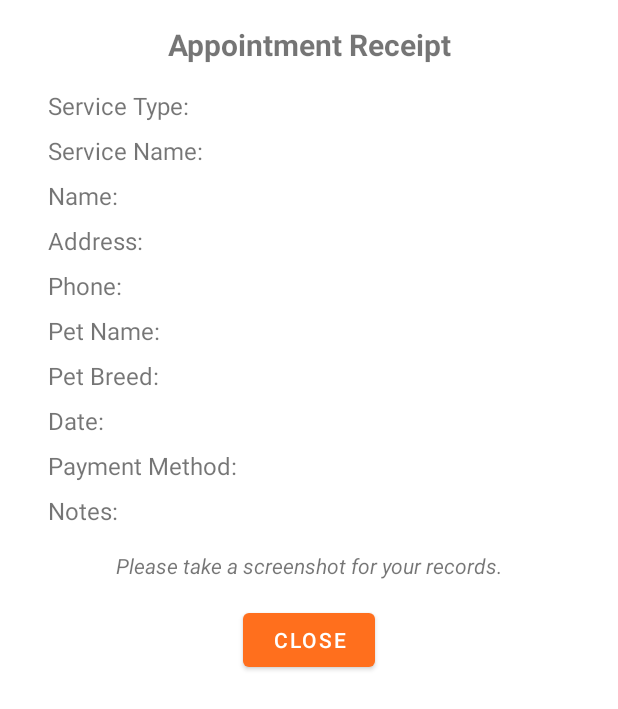
After one commit to MarkKheanViari/PetPal-E-commerce-Booking-Mobile-, an Android app: the layout layout_receipt_dialog.xml on its own in the app's theme, with its tools: preview values and no code run, on a phone screen of 412 x 824 dp. The commit adds this screen. Shown: the top 709 px of the screen. Run offline under Robolectric (Android 15) with nearby library versions, the phone set to English and light mode, and no system bars.

Commit message:
Date Validation and Receipt

```diff
--- /dev/null
+++ b/app/src/main/res/layout/layout_receipt_dialog.xml
@@ -0,0 +1,123 @@
+<?xml version="1.0" encoding="utf-8"?>
+<ScrollView xmlns:android="http://schemas.android.com/apk/res/android"
+    android:layout_width="match_parent"
+    android:layout_height="wrap_content"
+    android:fillViewport="true"
+    android:padding="0dp"
+    android:layout_marginStart="16dp"
+    android:layout_marginEnd="16dp">
+
+<LinearLayout
+android:layout_width="match_parent"
+android:layout_height="wrap_content"
+android:orientation="vertical"
+android:padding="16dp"
+android:background="@android:color/white"
+android:elevation="4dp">
+
+<TextView
+    android:layout_width="match_parent"
+    android:layout_height="wrap_content"
+    android:text="Appointment Receipt"
+    android:textSize="20sp"
+    android:textStyle="bold"
+    android:gravity="center"
+    android:paddingBottom="16dp"/>
+
+<TextView
+    android:id="@+id/tvReceiptServiceType"
+    android:layout_width="match_parent"
+    android:layout_height="wrap_content"
+    android:text="Service Type: "
+    android:textSize="16sp"
+    android:paddingBottom="8dp"/>
+
+<TextView
+    android:id="@+id/tvReceiptServiceName"
+    android:layout_width="match_parent"
+    android:layout_height="wrap_content"
+    android:text="Service Name: "
+    android:textSize="16sp"
+    android:paddingBottom="8dp"/>
+
+<TextView
+    android:id="@+id/tvReceiptName"
+    android:layout_width="match_parent"
+    android:layout_height="wrap_content"
+    android:text="Name: "
+    android:textSize="16sp"
+    android:paddingBottom="8dp"/>
+
+<TextView
+    android:id="@+id/tvReceiptAddress"
+    android:layout_width="match_parent"
+    android:layout_height="wrap_content"
+    android:text="Address: "
+    android:textSize="16sp"
+    android:paddingBottom="8dp"/>
+
+<TextView
+    android:id="@+id/tvReceiptPhone"
+    android:layout_width="match_parent"
+    android:layout_height="wrap_content"
+    android:text="Phone: "
+    android:textSize="16sp"
+    android:paddingBottom="8dp"/>
+
+<TextView
+    android:id="@+id/tvReceiptPetName"
+    android:layout_width="match_parent"
+    android:layout_height="wrap_content"
+    android:text="Pet Name: "
+    android:textSize="16sp"
+    android:paddingBottom="8dp"/>
+
+<TextView
+    android:id="@+id/tvReceiptPetBreed"
+    android:layout_width="match_parent"
+    android:layout_height="wrap_content"
+    android:text="Pet Breed: "
+    android:textSize="16sp"
+    android:paddingBottom="8dp"/>
+
+<TextView
+    android:id="@+id/tvReceiptDate"
+    android:layout_width="match_parent"
+    android:layout_height="wrap_content"
+    android:text="Date: "
+    android:textSize="16sp"
+    android:paddingBottom="8dp"/>
+
+<TextView
+    android:id="@+id/tvReceiptPaymentMethod"
+    android:layout_width="match_parent"
+    android:layout_height="wrap_content"
+    android:text="Payment Method: "
+    android:textSize="16sp"
+    android:paddingBottom="8dp"/>
+
+<TextView
+    android:id="@+id/tvReceiptNotes"
+    android:layout_width="match_parent"
+    android:layout_height="wrap_content"
+    android:text="Notes: "
+    android:textSize="16sp"
+    android:paddingBottom="16dp"/>
+
+<TextView
+    android:layout_width="match_parent"
+    android:layout_height="wrap_content"
+    android:text="Please take a screenshot for your records."
+    android:textSize="14sp"
+    android:textStyle="italic"
+    android:gravity="center"
+    android:paddingBottom="16dp"/>
+
+<Button
+    android:id="@+id/btnCloseReceipt"
+    android:layout_width="wrap_content"
+    android:layout_height="wrap_content"
+    android:text="Close"
+    android:layout_gravity="center"/>
+</LinearLayout>
+    </ScrollView>
```
Also changed, not shown: app/src/main/java/com/example/myapplication/Controller/GroomingAppointmentActivity.kt (+81 -23 lines), app/src/main/java/com/example/myapplication/Controller/VeterinaryAppointmentActivity.kt (+81 -18 lines).
